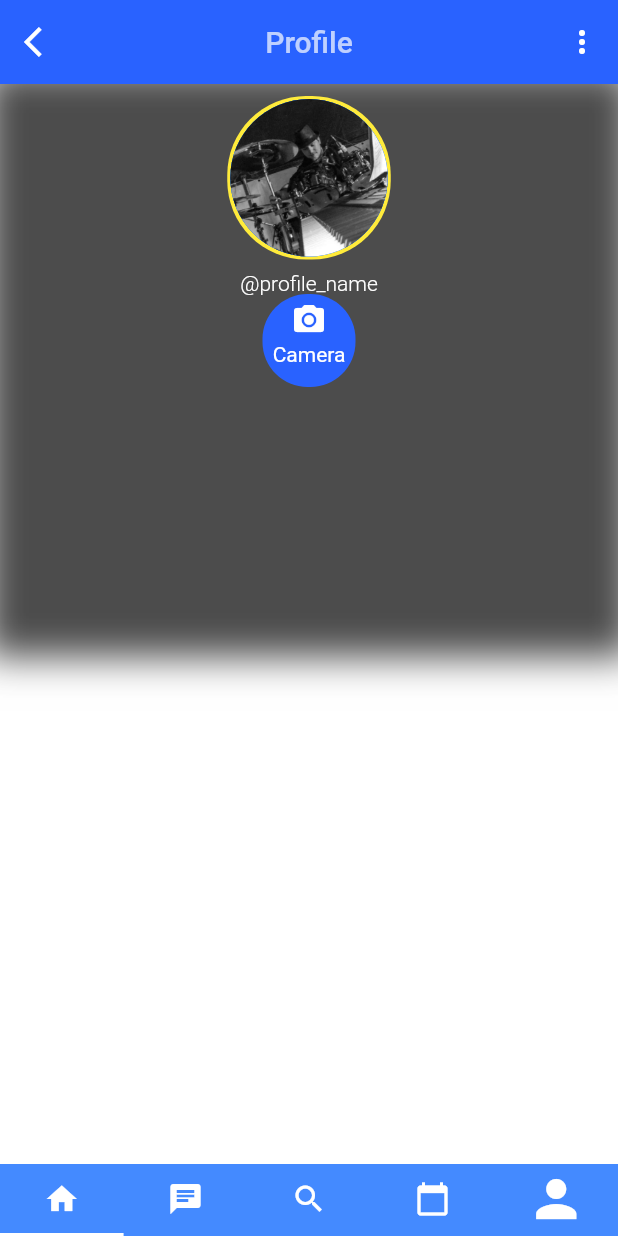
After one commit to Rossitto/lsrtcc_Frontend_Flutter, a Flutter app: the screen it shows after launch, after a tap on "Profile", on a phone screen of 412 x 824 dp. The commit adds this screen. Run offline on Flutter 3.47's test engine with Material 2 defaults, Android fonts, the phone set to English and light mode, and no system bars; our stand-ins replace animated_text_kit, shared_preferences, table_calendar; missing offline and left inert: date_time_format, emojis; network calls fail.

Commit message:
making profile screen

```diff
--- a/lib/main.dart
+++ b/lib/main.dart
@@ -2,6 +2,7 @@ import 'package:flutter/material.dart';
 import 'package:intl/date_symbol_data_local.dart';
 import 'package:intl/intl.dart';
 import 'package:lsrtcc_flutter/screens/calendar_screen.dart';
+import 'package:lsrtcc_flutter/screens/profile_screen.dart';
 import 'package:lsrtcc_flutter/screens/registerBand_screen.dart';
 import 'package:lsrtcc_flutter/screens/registerPub_screen.dart';
 import 'package:lsrtcc_flutter/screens/welcome_screen.dart';
@@ -32,6 +33,7 @@ class LsrTcc extends StatelessWidget {
         RegisterBandScreen.id: (context) => RegisterBandScreen(),
         RegisterPubScreen.id: (context) => RegisterPubScreen(),
         CalendarScreen.id: (context) => CalendarScreen(),
+        ProfileScreen.id: (context) => ProfileScreen(),
       },
     );
   }
--- /dev/null
+++ b/lib/screens/profile_screen.dart
@@ -0,0 +1,197 @@
+import 'dart:convert';
+import 'package:lsrtcc_flutter/constants.dart';
+import 'package:flutter/material.dart';
+import 'package:lsrtcc_flutter/components/rounded_button.dart';
+import 'package:lsrtcc_flutter/model/band.dart';
+import 'package:lsrtcc_flutter/services/backend_api.dart';
+
+class ProfileScreen extends StatefulWidget {
+  static const String id = 'profile_screen';
+
+  @override
+  _ProfileScreenState createState() => _ProfileScreenState();
+}
+
+class _ProfileScreenState extends State<ProfileScreen>
+    with SingleTickerProviderStateMixin {
+  TabController tabController;
+
+  @override
+  void initState() {
+    // TODO: implement initState
+    super.initState();
+    tabController = TabController(length: 5, vsync: this);
+  }
+
+  @override
+  Widget build(BuildContext context) {
+    return Scaffold(
+      bottomNavigationBar: Material(
+        color: Colors.blueAccent,
+        shadowColor: Colors.black.withOpacity(0.5),
+        child: TabBar(
+          controller: tabController,
+          indicatorColor: Colors.white,
+          tabs: <Widget>[
+            Tab(
+              icon: Icon(
+                Icons.home,
+                color: Colors.white,
+              ),
+            ),
+            Tab(
+              icon: Icon(
+                Icons.chat,
+                color: Colors.white,
+              ),
+            ),
+            Tab(
+              icon: Icon(
+                Icons.search,
+                color: Colors.white,
+              ),
+            ),
+            Tab(
+              icon: Icon(
+                Icons.calendar_today,
+                color: Colors.white,
+              ),
+            ),
+            Tab(
+              icon: Icon(
+                Icons.person,
+                color: Colors.white,
+                size: 40.0,
+              ),
+            ),
+          ],
+        ),
+      ),
+      appBar: AppBar(
+        centerTitle: true,
+        title: Text(
+          'Profile',
+          style: TextStyle(color: Colors.white70),
+        ),
+        elevation: 0,
+        backgroundColor: Colors.blueAccent[700],
+        leading: IconButton(
+          icon: Icon(Icons.arrow_back_ios, color: Colors.white),
+          onPressed: () {
+            Navigator.pop(context);
+          },
+        ),
+        actions: <Widget>[
+          IconButton(
+            icon: Icon(
+              Icons.more_vert,
+              color: Colors.white,
+            ),
+            onPressed: () {},
+          )
+        ],
+      ),
+      body: Container(
+        color: Colors.white,
+        child: Column(
+          children: <Widget>[
+            Container(
+              padding: EdgeInsets.only(top: 10),
+              width: MediaQuery.of(context).size.width,
+              height: MediaQuery.of(context).size.height / 2 - 40,
+              decoration: BoxDecoration(
+                boxShadow: [
+                  BoxShadow(
+                    color: Colors.black.withOpacity(0.7),
+                    blurRadius: 20,
+                    spreadRadius: 10,
+                  ),
+                ],
+              ),
+              child: Column(
+                children: <Widget>[
+                  Row(
+                    mainAxisAlignment: MainAxisAlignment.center,
+                    children: <Widget>[
+                      Container(
+                        height: 105,
+                        width: 105,
+                        decoration: BoxDecoration(
+                          color: Colors.blueAccent[700],
+                          borderRadius: BorderRadius.circular(52.5),
+                          boxShadow: [
+                            BoxShadow(
+                              color: Colors.yellow,
+                              spreadRadius: 2,
+                            ),
+                          ],
+                        ),
+                        child: CircleAvatar(
+                          radius: 50,
+                          backgroundImage: AssetImage('images/profile1.jpg'),
+                        ),
+                      ),
+                    ],
+                  ),
+                  SizedBox(
+                    height: 10,
+                  ),
+                  Text(
+                    '@profile_name',
+                    style: TextStyle(
+                      color: Colors.white,
+                      fontWeight: FontWeight.w300,
+                    ),
+                  ),
+                  Padding(
+                    padding: const EdgeInsets.only(left: 20, right: 20),
+                    child: Row(
+                      mainAxisAlignment: MainAxisAlignment.center,
+                      children: [
+                        // TODO: aqui são os ícones abaixo da foto de perfil. Não precisará.
+                        Container(
+                          height: 60,
+                          width: 60,
+                          decoration: BoxDecoration(
+                            color: Colors.blueAccent[700],
+                            borderRadius: BorderRadius.circular(30),
+                            boxShadow: [
+                              BoxShadow(
+                                color: Colors.blueAccent[700],
+                                spreadRadius: 1,
+                              ),
+                            ],
+                          ),
+                          child: Padding(
+                            padding: const EdgeInsets.all(4.0),
+                            child: Column(
+                              children: [
+                                Icon(
+                                  Icons.photo_camera,
+                                  color: Colors.white,
+                                ),
+                                SizedBox(
+                                  height: 3,
+                                ),
+                                Text(
+                                  'Camera',
+                                  style: TextStyle(
+                                    color: Colors.white,
+                                  ),
+                                ),
+                              ],
+                            ),
+                          ),
+                        ),
+                      ],
+                    ),
+                  )
+                ],
+              ),
+            ),
+          ],
+        ),
+      ),
+    );
+  }
+}
--- a/lib/screens/welcome_screen.dart
+++ b/lib/screens/welcome_screen.dart
@@ -1,5 +1,6 @@
 import 'package:flutter/material.dart';
 import 'package:lsrtcc_flutter/screens/calendar_screen.dart';
+import 'package:lsrtcc_flutter/screens/profile_screen.dart';
 import 'package:lsrtcc_flutter/screens/registerBand_screen.dart';
 import 'package:lsrtcc_flutter/screens/registerPub_screen.dart';
 import 'login_screen.dart';
@@ -78,7 +79,7 @@ class _WelcomeScreenState extends State<WelcomeScreen>
               ),
             ),
             SizedBox(
-              height: 48.0,
+              height: 38.0,
             ),
             RoundedButton(
                 color: Colors.lightBlueAccent,
@@ -111,6 +112,13 @@ class _WelcomeScreenState extends State<WelcomeScreen>
                 Navigator.pushNamed(context, CalendarScreen.id);
               },
             ),
+            RoundedButton(
+              color: Colors.lightBlueAccent,
+              text: 'Profile',
+              onPressed: () {
+                Navigator.pushNamed(context, ProfileScreen.id);
+              },
+            ),
             SizedBox(
               height: 48.0,
             ),
```
Also changed, not shown: images/profile1.jpeg (added), images/profile1.jpg (added).
